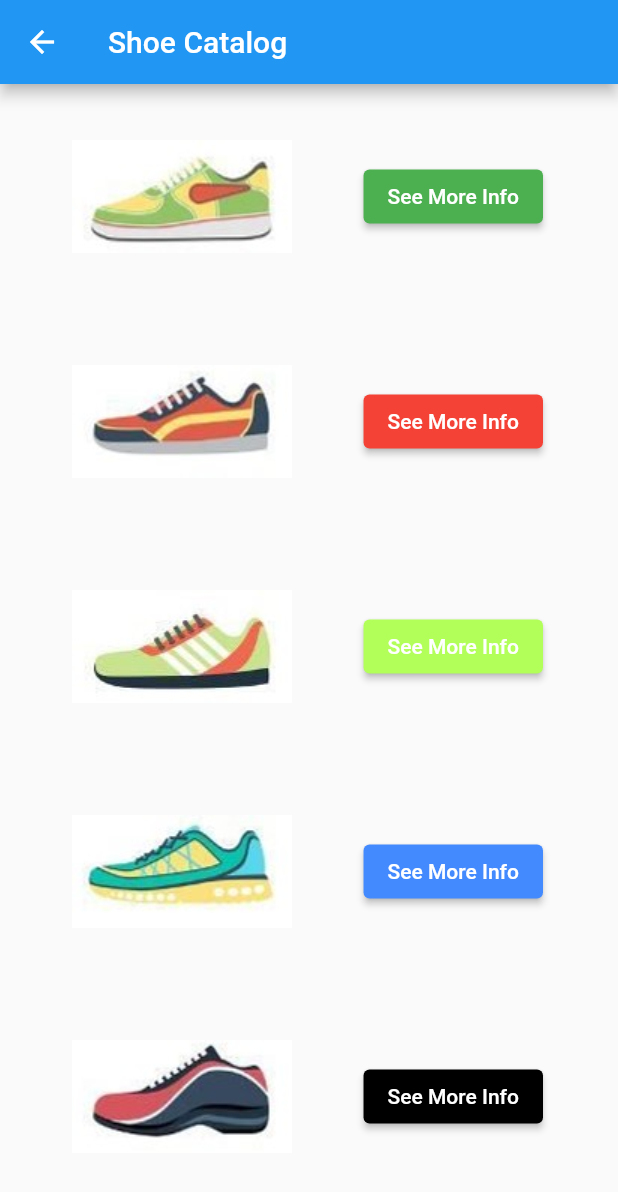
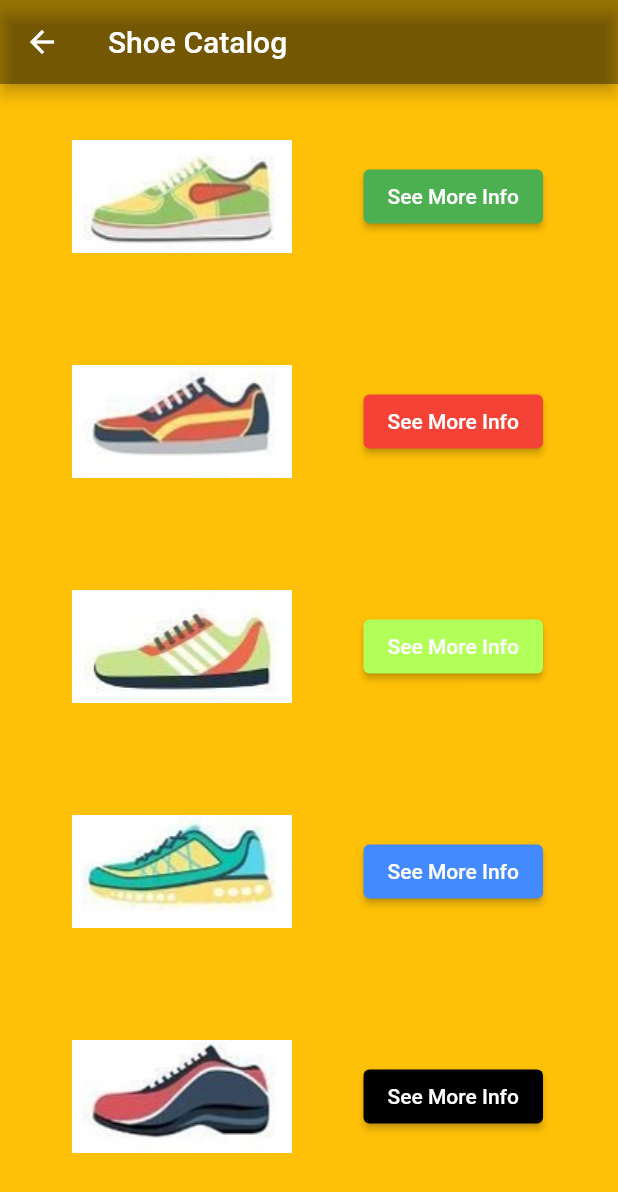
Before and after one commit to Armaan-Indani/shoes-app, a Flutter app: the Shoe2Page screen opened directly, after a tap on "Return", on a phone screen of 412 x 824 dp. Shown: the top 1192 px of the screen. Run offline on Flutter 3.47's test engine with Material 2 defaults, Android fonts, the phone set to English and light mode, and no system bars.

Commit message:
Shoes App

```diff
--- a/lib/page1.dart
+++ b/lib/page1.dart
@@ -11,7 +11,9 @@ class FirstPage extends StatelessWidget {
   @override
   Widget build(BuildContext context) {
     return Scaffold(
+        backgroundColor: Colors.amber,
         appBar: AppBar(
+          backgroundColor: Colors.black38,
           title: Text("Shoe Catalog"),
         ),
         body: Center(
--- a/lib/shoe1.dart
+++ b/lib/shoe1.dart
@@ -7,7 +7,8 @@ class Shoe1Page extends StatelessWidget {
   @override
   Widget build(BuildContext context) {
     return Scaffold(
-        appBar: AppBar(title: Text("Shoe 1")),
+        backgroundColor: Colors.amber,
+        appBar: AppBar(backgroundColor: Colors.green, title: Text("Shoe 1")),
         body: Center(
             child: Column(
           mainAxisAlignment: MainAxisAlignment.center,
--- a/lib/shoe2.dart
+++ b/lib/shoe2.dart
@@ -7,7 +7,9 @@ class Shoe2Page extends StatelessWidget {
   @override
   Widget build(BuildContext context) {
     return Scaffold(
-        appBar: AppBar(title: Text("Shoe 2")),
+        backgroundColor: Colors.amber,
+        appBar:
+            AppBar(backgroundColor: Colors.redAccent, title: Text("Shoe 2")),
         body: Center(
             child: Column(
           mainAxisAlignment: MainAxisAlignment.center,
--- a/lib/shoe3.dart
+++ b/lib/shoe3.dart
@@ -7,7 +7,9 @@ class Shoe3Page extends StatelessWidget {
   @override
   Widget build(BuildContext context) {
     return Scaffold(
-        appBar: AppBar(title: Text("Shoe 3")),
+        backgroundColor: Colors.amber,
+        appBar: AppBar(
+            backgroundColor: Colors.lightGreenAccent, title: Text("Shoe 3")),
         body: Center(
             child: Column(
           mainAxisAlignment: MainAxisAlignment.center,
--- a/lib/shoe4.dart
+++ b/lib/shoe4.dart
@@ -7,7 +7,9 @@ class Shoe4Page extends StatelessWidget {
   @override
   Widget build(BuildContext context) {
     return Scaffold(
-        appBar: AppBar(title: Text("Shoe 4")),
+        backgroundColor: Colors.amber,
+        appBar:
+            AppBar(backgroundColor: Colors.blueAccent, title: Text("Shoe 4")),
         body: Center(
             child: Column(
           mainAxisAlignment: MainAxisAlignment.center,
--- a/lib/shoe5.dart
+++ b/lib/shoe5.dart
@@ -9,7 +9,8 @@ class Shoe5Page extends StatelessWidget {
   @override
   Widget build(BuildContext context) {
     return Scaffold(
-        appBar: AppBar(title: Text("Shoe 5")),
+        backgroundColor: Colors.amber,
+        appBar: AppBar(backgroundColor: Colors.black, title: Text("Shoe 5")),
         body: Center(
             child: Column(
           mainAxisAlignment: MainAxisAlignment.center,
```
